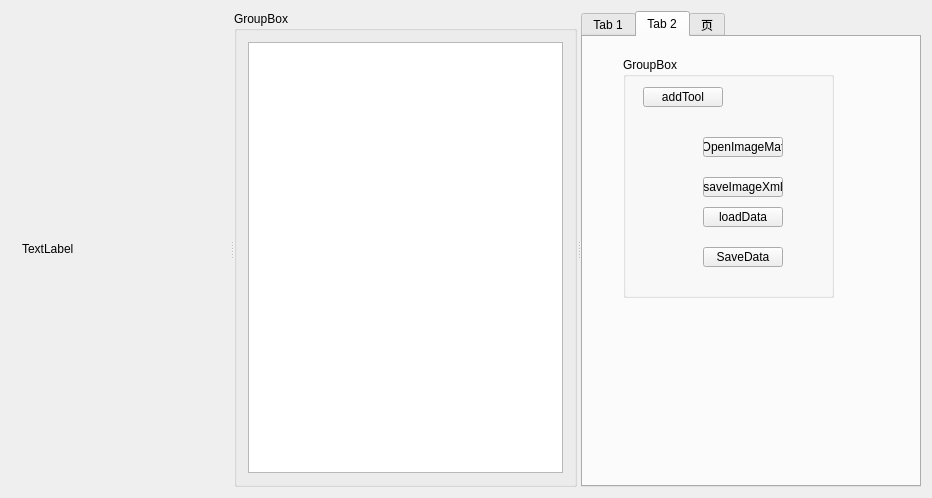
Above: src/platfm/mainwindow.ui from leoking01/template__json_nlohmann_flow_qwidget before the change. Below: the same form after it.
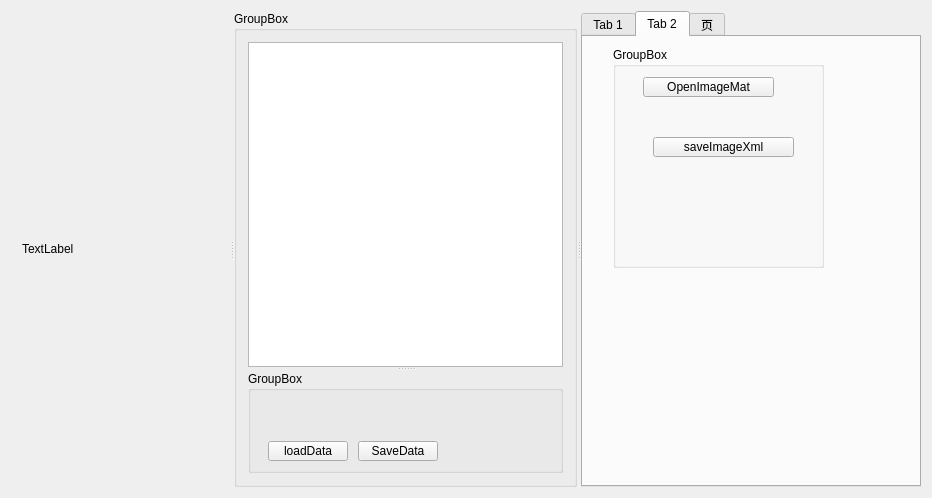
That is the form after the change. The open tabs and pages were chosen to show the change.

```diff
--- a/src/platfm/mainwindow.ui
+++ b/src/platfm/mainwindow.ui
@@ -51,22 +51,67 @@
       </property>
       <layout class="QVBoxLayout" name="verticalLayout_2">
        <item>
-        <widget class="QListWidget" name="listWidget_2">
-         <property name="minimumSize">
-          <size>
-           <width>30</width>
-           <height>30</height>
-          </size>
+        <widget class="QSplitter" name="splitter_2">
+         <property name="orientation">
+          <enum>Qt::Vertical</enum>
          </property>
-         <property name="maximumSize">
-          <size>
-           <width>9955</width>
-           <height>16777215</height>
-          </size>
-         </property>
-         <property name="styleSheet">
-          <string notr="true"/>
-         </property>
+         <widget class="QListWidget" name="listWidget_2">
+          <property name="minimumSize">
+           <size>
+            <width>30</width>
+            <height>30</height>
+           </size>
+          </property>
+          <property name="maximumSize">
+           <size>
+            <width>9955</width>
+            <height>16777215</height>
+           </size>
+          </property>
+          <property name="styleSheet">
+           <string notr="true"/>
+          </property>
+         </widget>
+         <widget class="QGroupBox" name="groupBox_4">
+          <property name="minimumSize">
+           <size>
+            <width>60</width>
+            <height>60</height>
+           </size>
+          </property>
+          <property name="title">
+           <string>GroupBox</string>
+          </property>
+          <widget class="QPushButton" name="pushButton_SaveData">
+           <property name="geometry">
+            <rect>
+             <x>110</x>
+             <y>70</y>
+             <width>80</width>
+             <height>20</height>
+            </rect>
+           </property>
+           <property name="styleSheet">
+            <string notr="true"/>
+           </property>
+           <property name="text">
+            <string>SaveData</string>
+           </property>
+          </widget>
+          <widget class="QPushButton" name="pushButton_loadData">
+           <property name="geometry">
+            <rect>
+             <x>20</x>
+             <y>70</y>
+             <width>80</width>
+             <height>20</height>
+            </rect>
+           </property>
+           <property name="text">
+            <string>loadData</string>
+           </property>
+          </widget>
+         </widget>
         </widget>
        </item>
       </layout>
@@ -104,6 +149,45 @@
          <string notr="true"/>
         </property>
        </widget>
+       <widget class="QGroupBox" name="groupBox_3">
+        <property name="geometry">
+         <rect>
+          <x>20</x>
+          <y>300</y>
+          <width>221</width>
+          <height>121</height>
+         </rect>
+        </property>
+        <property name="title">
+         <string>GroupBox</string>
+        </property>
+        <widget class="QPushButton" name="pushButton_addTool">
+         <property name="geometry">
+          <rect>
+           <x>20</x>
+           <y>30</y>
+           <width>80</width>
+           <height>25</height>
+          </rect>
+         </property>
+         <property name="text">
+          <string>addTool</string>
+         </property>
+        </widget>
+        <widget class="QPushButton" name="pushButton_runFlow">
+         <property name="geometry">
+          <rect>
+           <x>120</x>
+           <y>30</y>
+           <width>80</width>
+           <height>25</height>
+          </rect>
+         </property>
+         <property name="text">
+          <string>runFlow</string>
+         </property>
+        </widget>
+       </widget>
       </widget>
       <widget class="QWidget" name="tab_2">
        <attribute name="title">
@@ -112,50 +196,21 @@
        <widget class="QGroupBox" name="groupBox">
         <property name="geometry">
          <rect>
-          <x>40</x>
-          <y>20</y>
+          <x>30</x>
+          <y>10</y>
           <width>211</width>
-          <height>241</height>
+          <height>221</height>
          </rect>
         </property>
         <property name="title">
          <string>GroupBox</string>
         </property>
-        <widget class="QPushButton" name="pushButton_addTool">
-         <property name="geometry">
-          <rect>
-           <x>20</x>
-           <y>30</y>
-           <width>80</width>
-           <height>20</height>
-          </rect>
-         </property>
-         <property name="text">
-          <string>addTool</string>
-         </property>
-        </widget>
-        <widget class="QPushButton" name="pushButton_SaveData">
-         <property name="geometry">
-          <rect>
-           <x>80</x>
-           <y>190</y>
-           <width>80</width>
-           <height>20</height>
-          </rect>
-         </property>
-         <property name="styleSheet">
-          <string notr="true"/>
-         </property>
-         <property name="text">
-          <string>SaveData</string>
-         </property>
-        </widget>
         <widget class="QPushButton" name="pushButton_OpenImageMat">
          <property name="geometry">
           <rect>
-           <x>80</x>
-           <y>80</y>
-           <width>80</width>
+           <x>30</x>
+           <y>30</y>
+           <width>131</width>
            <height>20</height>
           </rect>
          </property>
@@ -166,9 +221,9 @@
         <widget class="QPushButton" name="pushButton_saveImageXml">
          <property name="geometry">
           <rect>
-           <x>80</x>
-           <y>120</y>
-           <width>80</width>
+           <x>40</x>
+           <y>90</y>
+           <width>141</width>
            <height>20</height>
           </rect>
          </property>
@@ -176,19 +231,6 @@
           <string>saveImageXml</string>
          </property>
         </widget>
-        <widget class="QPushButton" name="pushButton_loadData">
-         <property name="geometry">
-          <rect>
-           <x>80</x>
-           <y>150</y>
-           <width>80</width>
-           <height>20</height>
-          </rect>
-         </property>
-         <property name="text">
-          <string>loadData</string>
-         </property>
-        </widget>
        </widget>
       </widget>
       <widget class="QWidget" name="tab_3">
```
Left out of the diff: 4 changed lines with no effect on the pictures.
